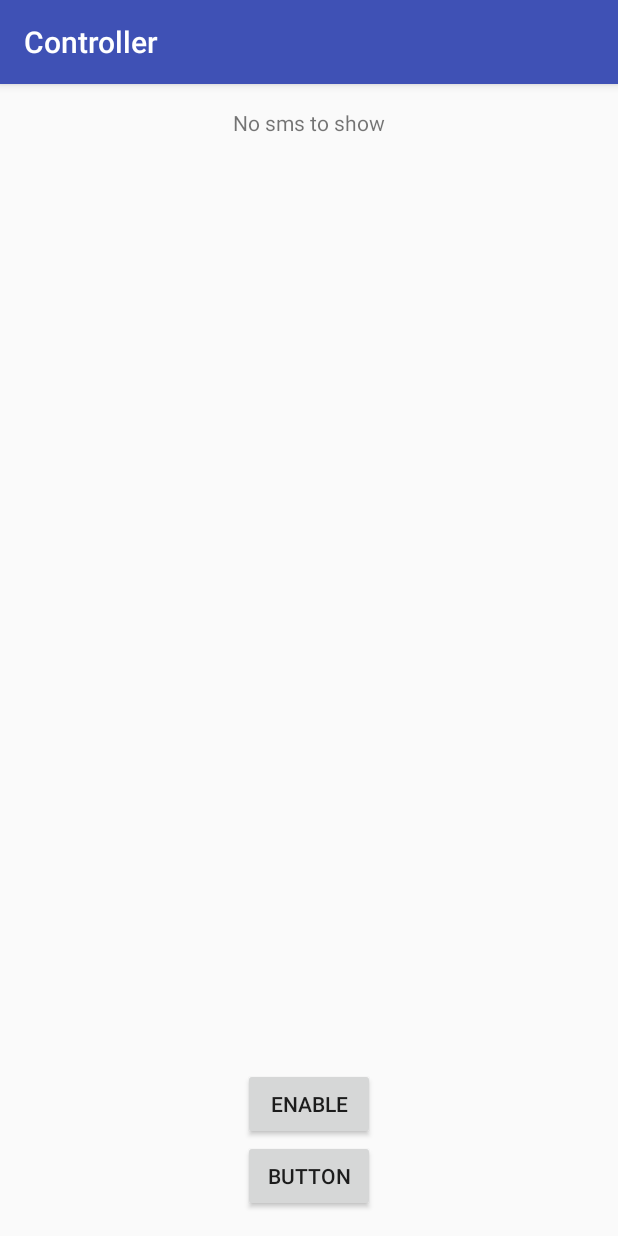
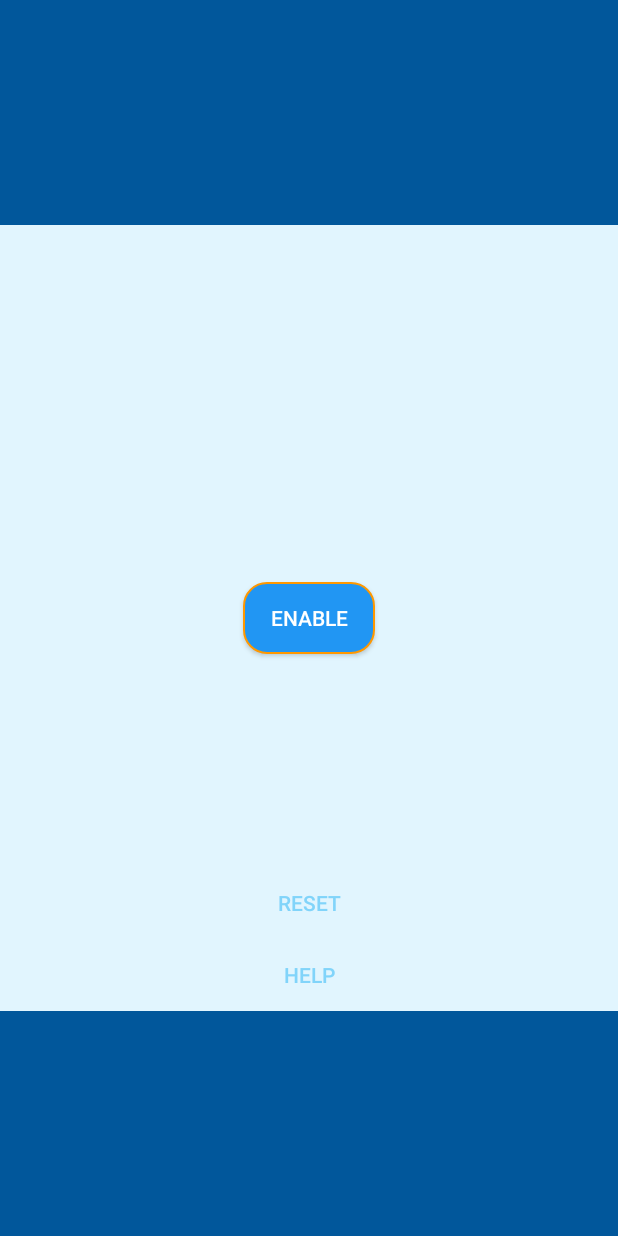
Before and after one commit to asd-C/Controller, an Android app: the MainActivity screen opened directly, with no data from a screen before it, on a phone screen of 412 x 824 dp. Run offline under Robolectric (Android 15) with nearby library versions, the phone set to English and light mode, and no system bars; 1 statement that could not run was skipped.

Commit message:
Basic design finished. First version completed!

```diff
--- a/app/src/main/AndroidManifest.xml
+++ b/app/src/main/AndroidManifest.xml
@@ -13,7 +13,7 @@
         android:icon="@mipmap/ic_launcher"
         android:label="@string/app_name"
         android:supportsRtl="true"
-        android:theme="@style/AppTheme">
+        android:theme="@style/AppTheme.NoActionbar">
         <activity android:name=".activity.MainActivity">
             <intent-filter>
                 <action android:name="android.intent.action.MAIN" />
--- a/app/src/main/java/com/example/cc/controller/activity/MainActivity.java
+++ b/app/src/main/java/com/example/cc/controller/activity/MainActivity.java
@@ -8,6 +8,7 @@ import android.content.DialogInterface;
 import android.content.Intent;
 import android.content.ServiceConnection;
 import android.content.pm.PackageManager;
+import android.graphics.Color;
 import android.net.Uri;
 import android.os.Build;
 import android.os.Handler;
@@ -16,10 +17,11 @@ import android.os.Message;
 import android.os.Messenger;
 import android.os.RemoteException;
 import android.provider.Settings;
-import android.support.annotation.NonNull;
 import android.support.v7.app.AppCompatActivity;
 import android.os.Bundle;
 import android.view.View;
+import android.view.Window;
+import android.view.WindowManager;
 import android.widget.Button;
 import android.widget.TextView;
 
@@ -30,7 +32,6 @@ import com.example.cc.controller.service.MainService;
 import com.example.cc.controller.service.admin.DeviceAdminTools;
 import com.example.cc.controller.service.command.ServiceCommands;
 import com.example.cc.controller.service.tools.LocationHandler;
-import com.example.cc.controller.service.tools.PlaySound;
 
 /*
 * Feature available:
@@ -43,13 +44,14 @@ import com.example.cc.controller.service.tools.PlaySound;
 *       open/close session to send commands
 *       auto start,
 *       save/recover last state,
+*       layout,
 *       presentation,
 *       check if gps is on
 *
 * Features to implement:
 *       finish command class,
 *       finish SMSParser
-*       layout
+*       show how to work
 *
 * Warning:
 *       resetPassword is not in use
@@ -112,8 +114,7 @@ public class MainActivity extends AppCompatActivity implements View.OnClickListe
         }
     };
 
-    private Button button;
-    private Button enable_btn;
+    private Button reset_btn, enable_btn, help_btn;
     private TextView sms_main;
 
     private static final String BTN_ENABLE = "ENABLE";
@@ -124,18 +125,32 @@ public class MainActivity extends AppCompatActivity implements View.OnClickListe
         super.onCreate(savedInstanceState);
         setContentView(R.layout.activity_main);
 
+        if (Build.VERSION.SDK_INT >= 21) {
+            getWindow().getDecorView().setSystemUiVisibility(View.SYSTEM_UI_FLAG_LAYOUT_STABLE | View.SYSTEM_UI_FLAG_LAYOUT_FULLSCREEN);
+        }
+        if (Build.VERSION.SDK_INT >= Build.VERSION_CODES.LOLLIPOP) {
+            Window window = getWindow();
+            window.addFlags(WindowManager.LayoutParams.FLAG_DRAWS_SYSTEM_BAR_BACKGROUNDS);
+            window.setStatusBarColor(Color.TRANSPARENT);
+        }
+
         startService(new Intent(this, MainService.class));
 //        requestSMSAndAdminPermission();
 
-        button = (Button) findViewById(R.id.button);
-        button.setOnClickListener(this);
+        reset_btn = (Button) findViewById(R.id.button);
+        reset_btn.setOnClickListener(this);
+//        reset_btn.setVisibility(View.GONE);
 
         // textview which shows the received SMSs
         sms_main = (TextView) findViewById(R.id.sms_main);
+        sms_main.setVisibility(View.GONE);
 
         enable_btn = (Button) findViewById(R.id.enable_btn_main);
         enable_btn.setOnClickListener(this);
         enable_btn.setText(BTN_ENABLE);
+
+        help_btn = (Button) findViewById(R.id.help_btn_main);
+        help_btn.setOnClickListener(this);
 
         IntroHelper helper = new IntroHelper(this);
         if (helper.isFirstAccess()) {
@@ -262,14 +277,30 @@ public class MainActivity extends AppCompatActivity implements View.OnClickListe
                 enableBtnClicked(btn);
                 break;
 
+            case R.id.help_btn_main:
+                showHelpDialog();
+                break;
+
             default:
                 break;
         }
     }
 
+    private void showHelpDialog() {
+        String ops = "To start control your cell phone remotely, you need to open session.\n" +
+                "To open session: #contoller\n";
+        String[] commands = getResources().getStringArray(R.array.Commands);
+        ops += "To close session: #BYE\n";
+        ops += "When the session is opened, you have options:\n";
+        for (String s: commands) {
+            ops += s + "\n";
+        }
+        (new AlertDialog.Builder(this)).setTitle("Help").setMessage(ops).show();
+    }
+
     /**
      * Check if it is ready to start, if not request permissions.
-     * Change the button's text, ENABLE/DISABLE.
+     * Change the reset_btn's text, ENABLE/DISABLE.
      * Notify the MainService to start monitoring incoming sms.
      * */
     private void enableBtnClicked(Button btn) {
--- /dev/null
+++ b/app/src/main/res/drawable/enable_btn.xml
@@ -0,0 +1,19 @@
+<?xml version="1.0" encoding="utf-8"?>
+<shape
+    xmlns:android="http://schemas.android.com/apk/res/android">
+    <stroke
+        android:width="1dp"
+        android:color="#FF9800"/>
+
+    <corners
+        android:radius="15dp" />
+
+    <padding
+        android:left="1dp"
+        android:right="1dp"
+        android:top="1dp"
+        android:bottom="1dp"/>
+
+    <solid android:color="#2196F3"/>
+
+</shape>
--- a/app/src/main/res/layout/activity_main.xml
+++ b/app/src/main/res/layout/activity_main.xml
@@ -4,33 +4,62 @@
     android:id="@+id/activity_main"
     android:layout_width="match_parent"
     android:layout_height="match_parent"
-    android:paddingBottom="@dimen/activity_vertical_margin"
-    android:paddingLeft="@dimen/activity_horizontal_margin"
-    android:paddingRight="@dimen/activity_horizontal_margin"
-    android:paddingTop="@dimen/activity_vertical_margin"
+    android:background="#E1F5FE"
     tools:context="com.example.cc.controller.activity.MainActivity">
 
+    <LinearLayout
+        android:layout_width="match_parent"
+        android:layout_height="150dp"
+        android:layout_alignParentTop="true"
+        android:background="#01579B">
+
+    </LinearLayout>
+
+    <LinearLayout
+        android:id="@+id/bottomlayout"
+        android:layout_width="match_parent"
+        android:layout_height="150dp"
+        android:layout_alignParentBottom="true"
+        android:background="#01579B"
+        android:orientation="horizontal">
+
+    </LinearLayout>
+
     <Button
-        android:text="Button"
+        android:text="@string/help_btn_main"
+        android:textColor="#81D4FA"
+        android:background="@android:color/transparent"
+        android:layout_width="wrap_content"
+        android:layout_height="wrap_content"
+        android:id="@+id/help_btn_main"
+        android:layout_centerHorizontal="true"
+        android:layout_above="@id/bottomlayout" />
+
+    <Button
+        android:text="Reset"
+        android:textColor="#81D4FA"
+        android:background="@android:color/transparent"
         android:layout_width="wrap_content"
         android:layout_height="wrap_content"
         android:id="@+id/button"
-        android:layout_alignParentBottom="true"
+        android:layout_above="@id/help_btn_main"
         android:layout_centerHorizontal="true" />
+
+    <Button
+        android:text="@string/enable_btn_main"
+        android:textColor="@android:color/white"
+        android:layout_width="wrap_content"
+        android:layout_height="wrap_content"
+        android:layout_centerHorizontal="true"
+        android:layout_centerVertical="true"
+        android:id="@+id/enable_btn_main"
+        android:background="@drawable/enable_btn"/>
 
     <TextView
         android:text="@string/default_sms_main"
         android:layout_width="wrap_content"
         android:layout_height="wrap_content"
         android:id="@+id/sms_main"
-        android:layout_centerHorizontal="true"
-        android:layout_marginBottom="15dp" />
-
-    <Button
-        android:text="@string/enable_btn_main"
-        android:layout_width="wrap_content"
-        android:layout_height="wrap_content"
-        android:layout_above="@+id/button"
-        android:layout_centerHorizontal="true"
-        android:id="@+id/enable_btn_main" />
+        android:layout_alignTop="@+id/button"
+        android:layout_centerHorizontal="true" />
 </RelativeLayout>
--- a/app/src/main/res/values/strings.xml
+++ b/app/src/main/res/values/strings.xml
@@ -1,6 +1,8 @@
 <resources>
     <string name="app_name">Controller</string>
 
+    <!-- Main -->
+    <string name="help_btn_main">Help</string>
     <string name="default_sms_main">No sms to show</string>
     <string name="enable_btn_main">ENABLE</string>
 
```
